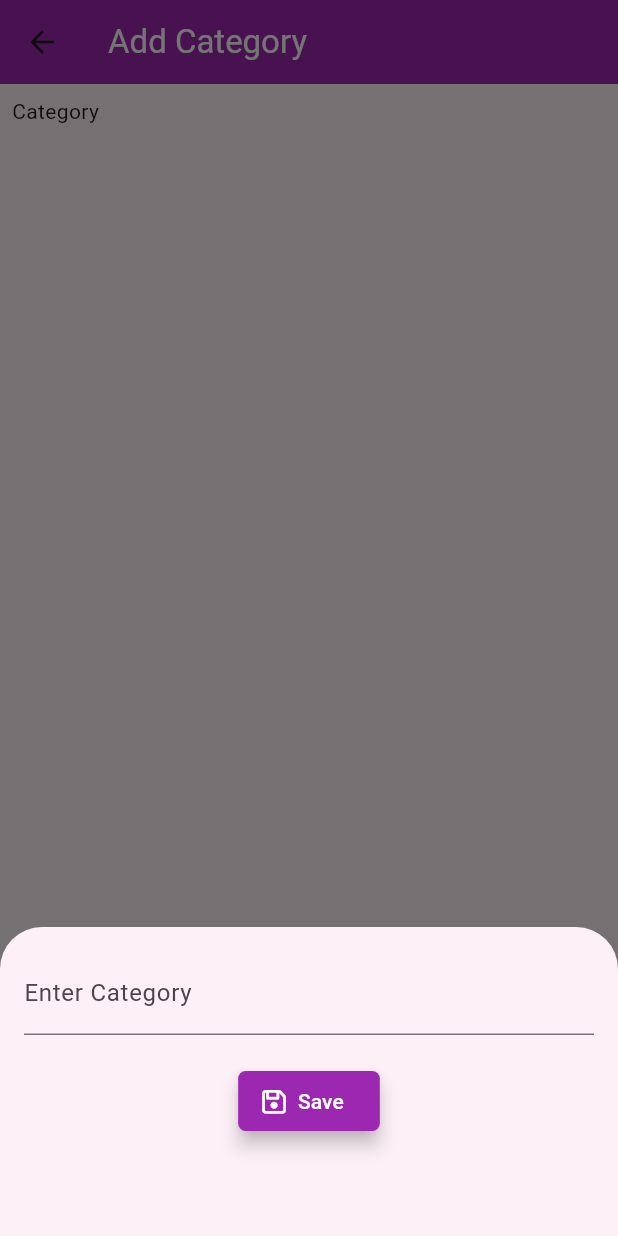
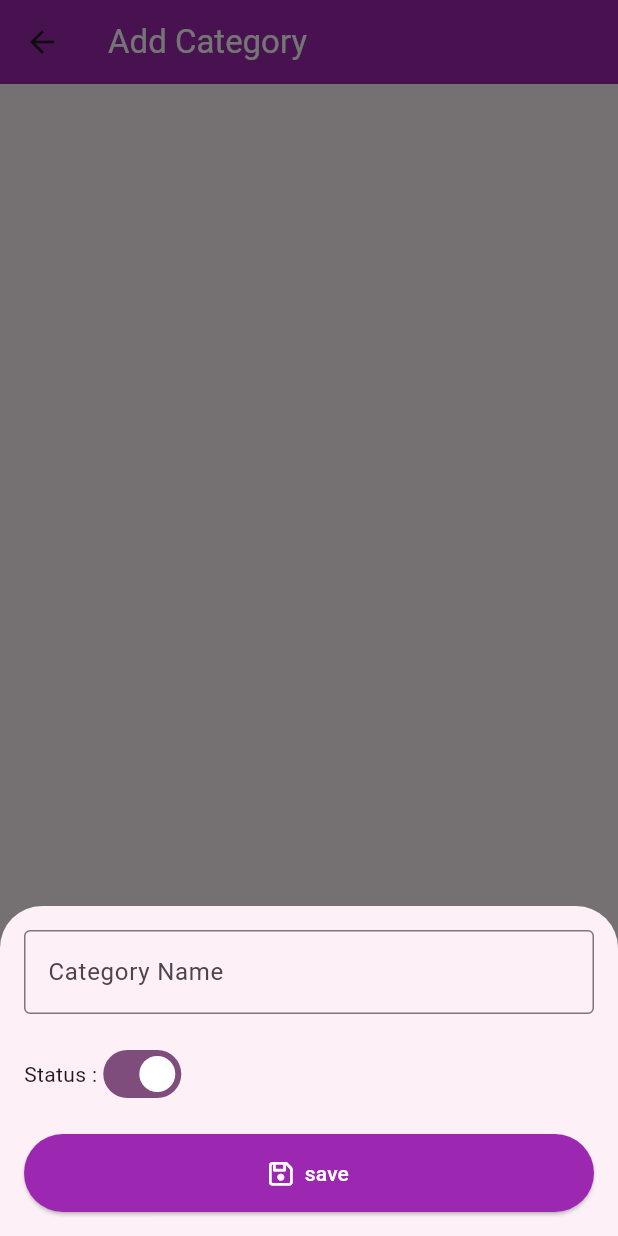
Before and after one commit to gnongkynrih/flutter_cafe, a Flutter app: the CategoryScreen screen opened by its route, after a tap on an icon or button, on a phone screen of 412 x 824 dp. Run offline on Flutter 3.47's test engine with Material 3 defaults, Android fonts, the phone set to English and light mode, and no system bars; our stand-ins replace cloud_firestore, firebase_auth, firebase_core, font_awesome_flutter; missing offline and left inert: animated_snack_bar, dart:ffi; accounts and stored records are empty.

Commit message:
category

```diff
--- /dev/null
+++ b/lib/model/category_model.dart
@@ -0,0 +1,11 @@
+class CategoryModel {
+  final String name;
+  final bool status;
+  final String? id;
+
+  const CategoryModel({
+    required this.name,
+    this.status = true,
+    this.id,
+  });
+}
--- a/lib/screen/category_screen.dart
+++ b/lib/screen/category_screen.dart
@@ -1,5 +1,10 @@
+import 'dart:ffi';
+
+import 'package:animated_snack_bar/animated_snack_bar.dart';
+import 'package:cloud_firestore/cloud_firestore.dart';
 import 'package:flutter/material.dart';
 import 'package:font_awesome_flutter/font_awesome_flutter.dart';
+import 'package:layout/model/category_model.dart';
 
 class CategoryScreen extends StatefulWidget {
   const CategoryScreen({super.key});
@@ -9,8 +14,39 @@ class CategoryScreen extends StatefulWidget {
 }
 
 class _CategoryScreenState extends State<CategoryScreen> {
-  String categoryName = '';
+  final TextEditingController _categoryNameController = TextEditingController();
   final GlobalKey<FormState> categoryForm = GlobalKey<FormState>();
+
+  final CollectionReference _categoryCollection =
+      FirebaseFirestore.instance.collection('categories');
+  List<CategoryModel> categories = [];
+  bool _isLoading = false;
+  bool _categoryStatus = true;
+  void getCategories() async {
+    try {
+      setState(() {
+        _isLoading = true;
+      });
+      QuerySnapshot<Object?> categorySnapshot = await _categoryCollection.get();
+      for (QueryDocumentSnapshot<Object?> doc in categorySnapshot.docs) {
+        CategoryModel category =
+            CategoryModel(name: doc['name'], status: doc['status'], id: doc.id);
+        categories.add(category);
+      }
+    } catch (e) {
+      print(e);
+    } finally {
+      setState(() {
+        _isLoading = false;
+      });
+    }
+  }
+
+  @override
+  void initState() {
+    getCategories();
+    super.initState();
+  }
 
   @override
   Widget build(BuildContext context) {
@@ -22,8 +58,54 @@ class _CategoryScreenState extends State<CategoryScreen> {
         ),
         backgroundColor: Colors.purple,
       ),
-      body: const SafeArea(
-        child: Padding(padding: EdgeInsets.all(8.0), child: Text('Category')),
+      body: SafeArea(
+        child: Padding(
+          padding: const EdgeInsets.all(8.0),
+          child: _isLoading == true //if loading ? do this : do this
+              ? const Center(child: CircularProgressIndicator())
+              : ListView.separated(
+                  padding: const EdgeInsets.all(16),
+                  itemCount: categories.length,
+                  separatorBuilder: (context, index) => const Divider(),
+                  itemBuilder: (context, index) {
+                    final category = categories[index];
+                    return ListTile(
+                      title: Text(
+                        category.name,
+                        style: const TextStyle(fontWeight: FontWeight.bold),
+                      ),
+                      subtitle: Text(
+                        category.status ? 'Active' : 'Inactive',
+                        style: TextStyle(
+                          color: category.status ? Colors.green : Colors.red,
+                        ),
+                      ),
+                      trailing: Row(
+                        mainAxisSize: MainAxisSize.min,
+                        children: [
+                          IconButton(
+                              icon: const FaIcon(
+                                FontAwesomeIcons.penToSquare,
+                                size: 15,
+                              ),
+                              onPressed: () =>
+                                  {} //_showCategoryBottomSheet(category),
+                              ),
+                          IconButton(
+                              icon: const FaIcon(
+                                FontAwesomeIcons.trash,
+                                color: Colors.red,
+                                size: 15,
+                              ),
+                              onPressed: () =>
+                                  {} // _deleteCategory(category.id),
+                              ),
+                        ],
+                      ),
+                    );
+                  },
+                ),
+        ),
       ),
       floatingActionButton: FloatingActionButton(
         child: const FaIcon(FontAwesomeIcons.plus),
@@ -37,62 +119,131 @@ class _CategoryScreenState extends State<CategoryScreen> {
   void createOrEdit(BuildContext context) {
     showModalBottomSheet(
       context: context,
-      builder: (context) => Container(
-        height: MediaQuery.of(context).size.height / 4,
-        padding: const EdgeInsets.all(16),
+      isScrollControlled: true,
+      builder: (context) => StatefulBuilder(
+        builder: (context, setModalState) => Padding(
+          padding: EdgeInsets.only(
+            bottom: MediaQuery.of(context).viewInsets.bottom,
+            left: 16,
+            right: 16,
+            top: 16,
+          ),
           child: Form(
             key: categoryForm,
-          child: Column(children: [
+            child: Column(
+              mainAxisSize: MainAxisSize.min,
+              children: [
                 TextFormField(
+                  controller: _categoryNameController,
                   decoration: const InputDecoration(
-                // border: OutlineInputBorder(),
-                labelText: 'Enter Category',
+                    labelText: 'Category Name',
+                    border: OutlineInputBorder(),
                   ),
-              onChanged: (value) {
-                setState(() {
-                  categoryName = value;
-                });
-              },
                   validator: (value) {
                     if (value == null || value.isEmpty) {
-                  return 'Category cannot be blank';
+                      return 'Category name is required';
                     }
                     if (value.length < 5) {
-                  return 'Category must be at least 5 characters';
+                      return 'Category name must be at least 5 characters';
                     }
                     return null;
                   },
                 ),
-            const SizedBox(
+                const SizedBox(height: 16),
+                Row(
+                  children: [
+                    const Text('Status :'),
+                    Switch(
+                      value: _categoryStatus,
+                      onChanged: (bool value) {
+                        setModalState(() {
+                          _categoryStatus = value;
+                        });
+                      },
+                    )
+                  ],
+                ),
+                const SizedBox(height: 16),
+                _isLoading
+                    ? const SizedBox(
                         height: 20,
+                        width: 20,
+                        child: CircularProgressIndicator(
+                          color: Colors.white,
+                          strokeWidth: 2,
                         ),
+                      )
+                    : SizedBox(
+                        width: double.infinity,
+                        child: ElevatedButton(
+                          style: ElevatedButton.styleFrom(
+                            backgroundColor: Colors.purple,
+                            padding: const EdgeInsets.all(16),
+                            disabledBackgroundColor:
+                                Colors.purple.withOpacity(0.6),
+                          ),
+                          onPressed:
+                              // _isLoading ? null : () => _saveCategory(category?.id),
 
-            //button should take the whole width
-            ElevatedButton.icon(
-              style: const ButtonStyle(
-                  shape: WidgetStatePropertyAll(RoundedRectangleBorder(
-                      borderRadius: BorderRadius.all(Radius.circular(5)))),
-                  elevation: WidgetStatePropertyAll(5),
-                  alignment: Alignment.center,
-                  backgroundColor: WidgetStatePropertyAll(Colors.purple)),
-              label: const Text(
-                'Save',
+                              () => saveCategory(),
+                          child: const Row(
+                            mainAxisAlignment: MainAxisAlignment.center,
+                            children: [
+                              FaIcon(
+                                FontAwesomeIcons.floppyDisk,
+                                color: Colors.white,
+                                size: 18,
+                              ),
+                              SizedBox(width: 8),
+                              Text(
+                                // category != null ? 'Update' : 'Save',
+                                'save',
                                 style: TextStyle(color: Colors.white),
                               ),
-              icon: const FaIcon(
-                FontAwesomeIcons.floppyDisk,
-                color: Colors.white,
+                            ],
                           ),
-              onPressed: () {
-                bool noerror = categoryForm.currentState!.validate();
-                if (noerror) {
-                  print('everything is fine');
-                }
-              },
                         ),
-          ]),
+                      ),
+                const SizedBox(height: 16),
+              ],
+            ),
+          ),
         ),
       ),
     );
   }
+
+  void saveCategory() async {
+    setState(() {
+      _isLoading = true;
+    });
+    CategoryModel category = CategoryModel(
+      name: _categoryNameController.text,
+      status: _categoryStatus,
+    );
+    try {
+      var data = {
+        'name': _categoryNameController.text,
+        'status': _categoryStatus,
+      };
+      await _categoryCollection.add(data);
+      setState(() {
+        categories.add(category); //updating the category list
+      });
+      _categoryNameController.clear();
+
+      AnimatedSnackBar.material(
+        'Category added successfully',
+        duration: const Duration(seconds: 6),
+        type: AnimatedSnackBarType.success,
+      ).show(context);
+      Navigator.pop(context);
+    } catch (e) {
+      print(e);
+    } finally {
+      setState(() {
+        _isLoading = false;
+      });
     }
+  }
+}
--- a/pubspec.yaml
+++ b/pubspec.yaml
@@ -38,6 +38,7 @@ dependencies:
   firebase_core: ^3.10.0
   firebase_auth: ^5.4.0
   animated_snack_bar: ^0.4.0
+  cloud_firestore: ^5.6.1
 
 dev_dependencies:
   flutter_test:
```
Also changed, not shown: lib/screen/login.dart (+23 -12 lines), pubspec.lock, 3 other files. Lines whose indentation alone changed are shown as unchanged.
